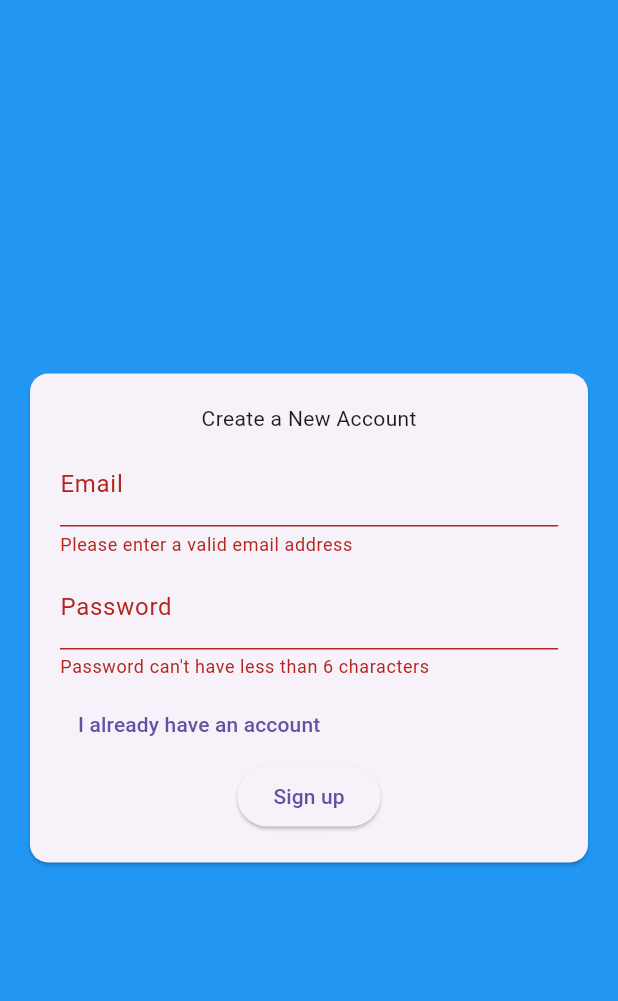
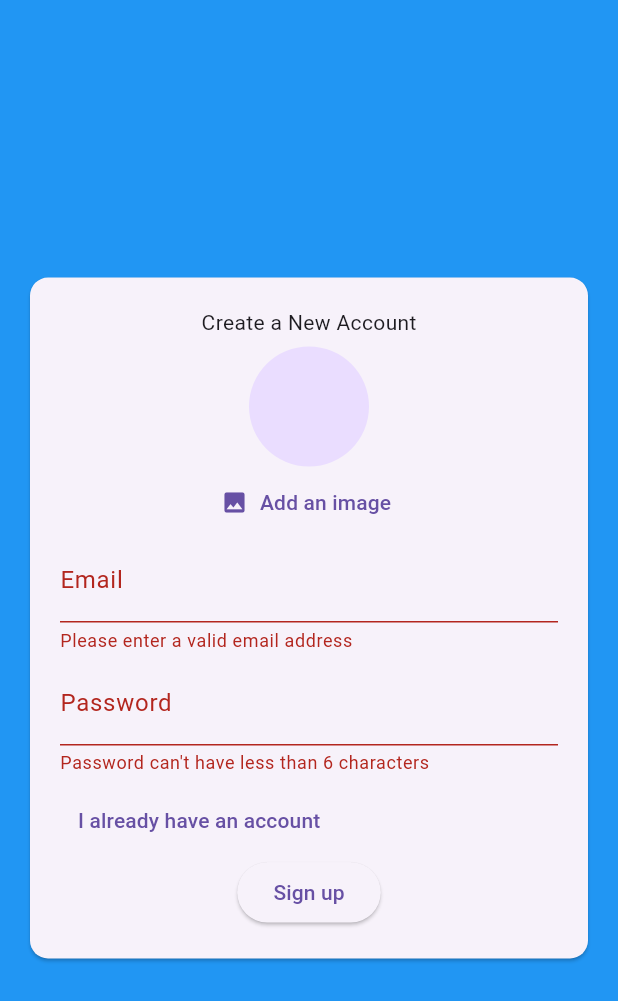
Before and after one commit to obasanmichael/my_chat_app, a Flutter app: the screen it shows after launch, after a tap on "Sign in", after a tap on "Create one", on a phone screen of 412 x 824 dp. Shown: the top 1001 px of the screen. Run offline on Flutter 3.47's test engine with Material 3 defaults, Android fonts, the phone set to English and light mode, and no system bars; our stand-ins replace firebase_auth, firebase_core, firebase_storage, flutter_screenutil, image_picker; accounts and stored records are empty.

Commit message:
worked with teh Profile image. Sending it to firebase

```diff
--- a/lib/screens/auth/auth.dart
+++ b/lib/screens/auth/auth.dart
@@ -1,6 +1,10 @@
+import 'dart:io';
+
 import 'package:firebase_auth/firebase_auth.dart';
+import 'package:firebase_storage/firebase_storage.dart';
 import 'package:flutter/material.dart';
 import 'package:flutter_screenutil/flutter_screenutil.dart';
+import 'package:my_chat_app/widgets/user_image_picker.dart';
 
 final firebase = FirebaseAuth.instance;
 
@@ -18,11 +22,12 @@ class _AuthScreenState extends State<AuthScreen> {
   var _isLogin = true;
   var _enteredEmail = '';
   var _enteredPassword = '';
+  File? _selecetedImage;
 
   void _submit() async {
     final isValid = _formKey.currentState!.validate();
 
-    if (!isValid) {
+    if (!isValid || !_isLogin && _selecetedImage == null) {
       return;
     }
     _formKey.currentState!.save();
@@ -33,6 +38,15 @@ class _AuthScreenState extends State<AuthScreen> {
       } else {
         final userCredentials = await firebase.createUserWithEmailAndPassword(
             email: _enteredEmail, password: _enteredPassword);
+
+        final storageRef = FirebaseStorage.instance
+            .ref()
+            .child('user_images')
+            .child('${userCredentials.user!.uid}.jpg');
+
+        await storageRef.putFile(_selecetedImage!);
+        final imageURL = await storageRef.getDownloadURL();
+        print(imageURL);
       }
     } on FirebaseAuthException catch (error) {
       ScaffoldMessenger.of(context).clearMaterialBanners();
@@ -61,6 +75,12 @@ class _AuthScreenState extends State<AuthScreen> {
                             ? 'Sign in to your account'
                             : 'Create a New Account'),
                         addHeight(5),
+                        if (!_isLogin)
+                          UserImagePicker(
+                            onPickImage: (_pickedImage) {
+                              _selecetedImage = _pickedImage;
+                            },
+                          ),
                         TextFormField(
                           decoration: InputDecoration(
                               labelText: 'Email',
--- /dev/null
+++ b/lib/widgets/user_image_picker.dart
@@ -0,0 +1,47 @@
+import 'dart:io';
+
+import 'package:flutter/material.dart';
+import 'package:image_picker/image_picker.dart';
+
+class UserImagePicker extends StatefulWidget {
+  const UserImagePicker({super.key, required this.onPickImage});
+
+  final void Function(File _pickedImage) onPickImage;
+
+  @override
+  State<UserImagePicker> createState() => _UserImagePickerState();
+}
+
+class _UserImagePickerState extends State<UserImagePicker> {
+  File? _pickedFileImage;
+  void _pickImage() async {
+    final pickedImage = await ImagePicker()
+        .pickImage(source: ImageSource.camera, imageQuality: 50, maxWidth: 150);
+    if (pickedImage == null) {
+      return;
+    }
+    setState(() {
+      _pickedFileImage = File(pickedImage.path);
+    });
+
+    widget.onPickImage(_pickedFileImage!);
+  }
+
+  @override
+  Widget build(BuildContext context) {
+    return Column(
+      children: [
+        CircleAvatar(
+          radius: 40,
+          foregroundImage:
+              _pickedFileImage != null ? FileImage(_pickedFileImage!) : null,
+        ),
+        TextButton.icon(
+          onPressed: _pickImage,
+          icon: Icon(Icons.image),
+          label: Text('Add an image'),
+        ),
+      ],
+    );
+  }
+}
--- a/pubspec.yaml
+++ b/pubspec.yaml
@@ -38,6 +38,8 @@ dependencies:
   flutter_screenutil: ^5.9.1
   firebase_core: ^2.31.1
   firebase_auth: ^4.19.6
+  firebase_storage: ^11.7.6
+  image_picker: ^1.1.1
 
 dev_dependencies:
   flutter_test:
```
Also changed, not shown: pubspec.lock, 8 other files.
